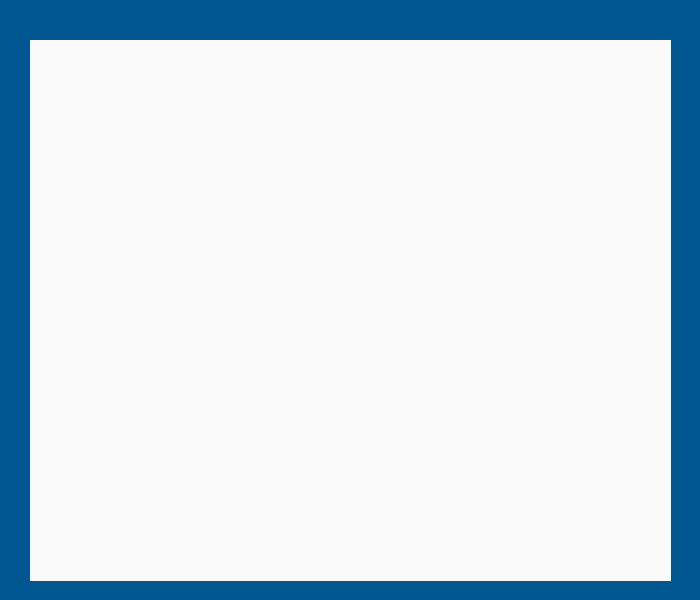
Old version of the form Designer/matrix_answer_window.ui in the repository ManuelG28/Numerikiando.
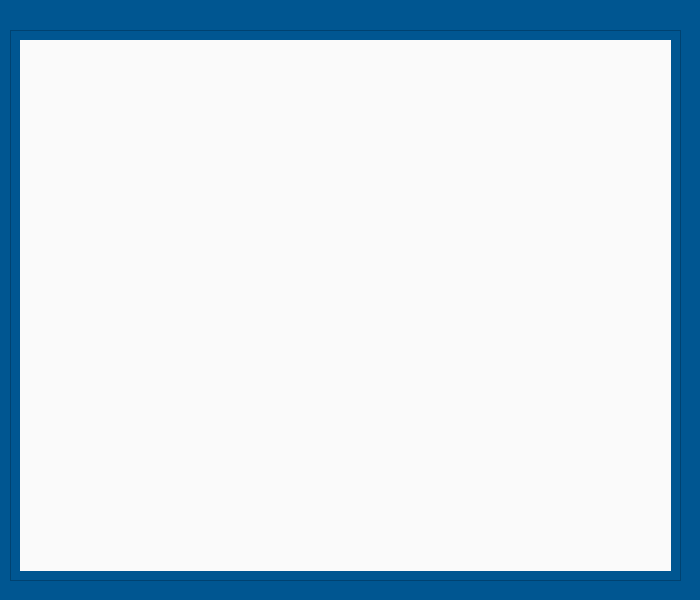
New version of the form.

Commit message: Adding scroll bar to full pivoting answer

```diff
--- a/Designer/matrix_answer_window.ui
+++ b/Designer/matrix_answer_window.ui
@@ -77,15 +77,33 @@
   <property name="windowTitle">
    <string>Form</string>
   </property>
+  <widget class="QScrollArea" name="scrollArea">
+   <property name="geometry">
+    <rect>
+     <x>10</x>
+     <y>30</y>
+     <width>671</width>
+     <height>551</height>
+    </rect>
+   </property>
+   <property name="layoutDirection">
+    <enum>Qt::LeftToRight</enum>
+   </property>
+   <property name="widgetResizable">
+    <bool>true</bool>
+   </property>
+   <widget class="QWidget" name="scrollAreaWidgetContents">
+    <property name="geometry">
+     <rect>
+      <x>0</x>
+      <y>0</y>
+      <width>669</width>
+      <height>549</height>
+     </rect>
+    </property>
+    <layout class="QHBoxLayout" name="horizontalLayout">
+     <item>
   <widget class="QLabel" name="label_answer">
-   <property name="geometry">
-    <rect>
-     <x>30</x>
-     <y>40</y>
-     <width>641</width>
-     <height>541</height>
-    </rect>
-   </property>
    <property name="font">
     <font>
      <pointsize>14</pointsize>
@@ -97,6 +115,10 @@
    <property name="text">
     <string/>
    </property>
+      </widget>
+     </item>
+    </layout>
+   </widget>
   </widget>
  </widget>
  <resources/>
```
Lines whose indentation alone changed are shown as unchanged. The commit also changes 3 other files.
